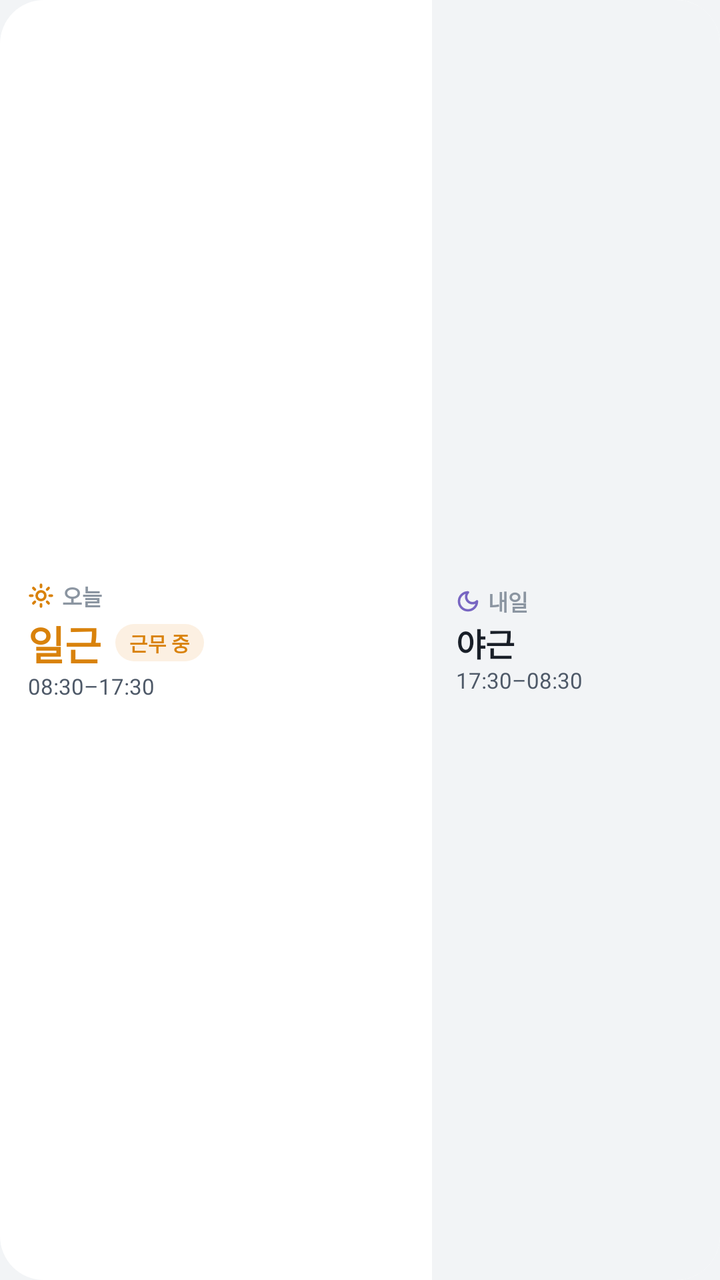
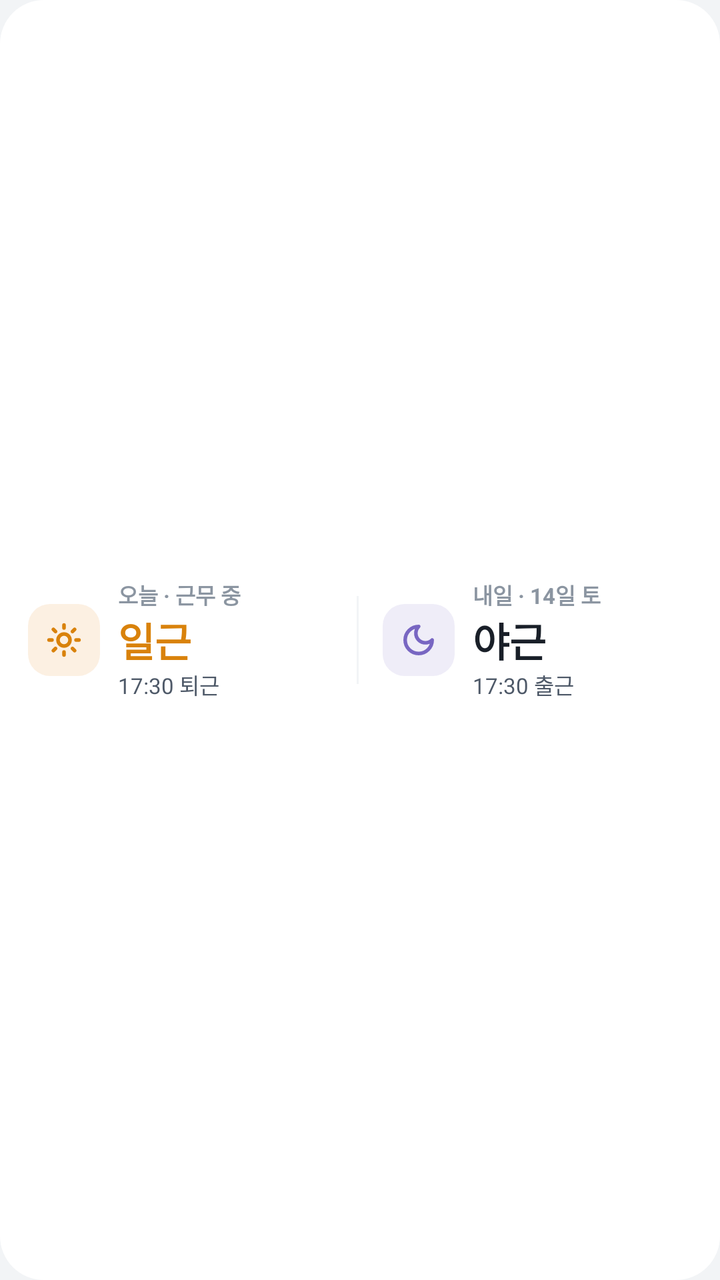

Before-and-after screenshots of an Android layout around one commit, followed by the original layout XML and the change that was made.
<!-- AndroidManifest.xml: application theme AppTheme -->
<!-- res/layout/widget_4x1.xml -->
<?xml version="1.0" encoding="utf-8"?>
<FrameLayout xmlns:android="http://schemas.android.com/apk/res/android"
    xmlns:tools="http://schemas.android.com/tools"
    tools:ignore="HardcodedText,ContentDescription"
    android:id="@+id/root"
    android:layout_width="match_parent"
    android:layout_height="match_parent"
    android:background="@drawable/widget_bg"
    android:padding="0dp">

    <TextView android:id="@+id/empty" android:layout_width="match_parent" android:layout_height="match_parent" android:gravity="center" android:text="@string/widget_empty" android:textColor="@color/w_sub" android:textSize="11sp" android:visibility="gone" />

    <LinearLayout android:id="@+id/content" android:layout_width="match_parent" android:layout_height="match_parent" android:baselineAligned="false" android:orientation="horizontal">
        <LinearLayout android:layout_width="0dp" android:layout_height="match_parent" android:layout_weight="1.5" android:gravity="center_vertical" android:orientation="vertical" android:paddingStart="14dp" android:paddingTop="6dp" android:paddingEnd="10dp" android:paddingBottom="6dp">
            <LinearLayout android:id="@+id/today_cap_row" android:layout_width="wrap_content" android:layout_height="wrap_content" android:gravity="center_vertical" android:orientation="horizontal">
                <ImageView android:id="@+id/today_ico" android:layout_width="13dp" android:layout_height="13dp" android:src="@drawable/ic_shift_day" />
                <TextView android:id="@+id/today_cap" android:layout_width="wrap_content" android:layout_height="wrap_content" android:layout_marginStart="4dp" android:text="오늘" android:includeFontPadding="false" android:maxLines="1" android:ellipsize="end" android:textSize="11sp" android:textColor="@color/w_sub" android:textStyle="bold" />
            </LinearLayout>
            <LinearLayout android:layout_width="match_parent" android:layout_height="wrap_content" android:layout_marginTop="1dp" android:gravity="center_vertical" android:orientation="horizontal">
                <TextView android:id="@+id/today_name" android:layout_width="wrap_content" android:layout_height="wrap_content" android:text="일근" android:includeFontPadding="false" android:maxLines="1" android:textSize="20sp" android:textColor="@color/s_day" android:textStyle="bold" />
                <TextView android:id="@+id/live" android:layout_width="wrap_content" android:layout_height="wrap_content" android:layout_marginStart="7dp" android:background="@drawable/widget_chip_s_day" android:includeFontPadding="false" android:maxLines="1" android:paddingStart="7dp" android:paddingTop="2dp" android:paddingEnd="7dp" android:paddingBottom="2dp" android:text="근무 중" android:textColor="@color/s_day" android:textSize="10sp" android:textStyle="bold" />
            </LinearLayout>
            <TextView android:id="@+id/today_time" android:layout_width="wrap_content" android:layout_height="wrap_content" android:layout_marginTop="1dp" android:text="08:30–17:30" android:includeFontPadding="false" android:maxLines="1" android:ellipsize="end" android:textSize="11sp" android:textColor="@color/w_body" />
        </LinearLayout>
        <LinearLayout android:layout_width="0dp" android:layout_height="match_parent" android:layout_weight="1" android:background="@drawable/widget_next_panel" android:gravity="center_vertical" android:orientation="vertical" android:paddingStart="12dp" android:paddingEnd="8dp">
            <LinearLayout android:id="@+id/next_cap_row" android:layout_width="wrap_content" android:layout_height="wrap_content" android:gravity="center_vertical" android:orientation="horizontal">
                <ImageView android:id="@+id/next_ico" android:layout_width="12dp" android:layout_height="12dp" android:src="@drawable/ic_shift_night" />
                <TextView android:id="@+id/next_cap" android:layout_width="wrap_content" android:layout_height="wrap_content" android:layout_marginStart="4dp" android:text="내일" android:includeFontPadding="false" android:maxLines="1" android:ellipsize="end" android:textSize="11sp" android:textColor="@color/w_sub" android:textStyle="bold" />
            </LinearLayout>
            <TextView android:id="@+id/next_name" android:layout_width="wrap_content" android:layout_height="wrap_content" android:layout_marginTop="1dp" android:text="야근" android:includeFontPadding="false" android:maxLines="1" android:ellipsize="end" android:textSize="16sp" android:textColor="@color/w_ink" android:textStyle="bold" />
            <TextView android:id="@+id/next_time" android:layout_width="wrap_content" android:layout_height="wrap_content" android:layout_marginTop="1dp" android:text="17:30–08:30" android:includeFontPadding="false" android:maxLines="1" android:ellipsize="end" android:textSize="11sp" android:textColor="@color/w_body" />
        </LinearLayout>
    </LinearLayout>
</FrameLayout>
<!-- resources referenced by this layout -->
<resources>
  <color name="s_day">#D9820B</color>
  <color name="w_body">#4E5968</color>
  <color name="w_ink">#191F28</color>
  <color name="w_sub">#8B95A1</color>
  <!-- drawable ic_shift_day: vector/xml drawable (drawable, 2029 chars, omitted) -->
  <!-- drawable ic_shift_night (drawable) -->
  <?xml version="1.0" encoding="utf-8"?>
  <vector xmlns:android="http://schemas.android.com/apk/res/android" android:width="24dp" android:height="24dp" android:viewportWidth="24" android:viewportHeight="24">
      <path android:pathData="M12,3a6,6 0 0,0 9,9a9,9 0 1,1 -9,-9z" android:strokeColor="@color/s_night" android:strokeWidth="2.4" android:strokeLineCap="round" android:strokeLineJoin="round" android:fillColor="#00000000" />
  </vector>
  <!-- drawable widget_bg (drawable) -->
  <?xml version="1.0" encoding="utf-8"?>
  <shape xmlns:android="http://schemas.android.com/apk/res/android" android:shape="rectangle">
      <solid android:color="@color/w_bg" />
      <corners android:radius="22dp" />
  </shape>
  <!-- drawable widget_chip_s_day (drawable) -->
  <?xml version="1.0" encoding="utf-8"?>
  <shape xmlns:android="http://schemas.android.com/apk/res/android" android:shape="rectangle">
      <solid android:color="@color/t_day" />
      <corners android:radius="999dp" />
  </shape>
  <!-- drawable widget_next_panel (drawable) -->
  <?xml version="1.0" encoding="utf-8"?>
  <shape xmlns:android="http://schemas.android.com/apk/res/android" android:shape="rectangle">
      <solid android:color="@color/w_inset" />
      <corners android:topLeftRadius="0dp" android:bottomLeftRadius="0dp" android:topRightRadius="22dp" android:bottomRightRadius="22dp" />
  </shape>
  <string name="widget_empty">앱을 한 번 열면 근무가 보여요</string>
  <style name="AppTheme" parent="android:Theme.Material.Light.NoActionBar">
          <item name="android:windowBackground">@color/page</item>
          <item name="android:statusBarColor">@color/page</item>
          <item name="android:navigationBarColor">@color/page</item>
          <item name="android:windowLightStatusBar">true</item>
      </style>
  <color name="s_night">#7866C2</color>
  <color name="w_bg">#FFFFFF</color>
  <color name="t_day">#FCF0E2</color>
  <color name="w_inset">#F2F4F6</color>
  <color name="page">#F2F4F6</color>
</resources>

<!-- the commit's change to res/layout/widget_4x1.xml (unified diff, before → after) -->
@@ -6,29 +6,30 @@
     android:layout_width="match_parent"
     android:layout_height="match_parent"
     android:background="@drawable/widget_bg"
-    android:padding="0dp">
+    android:paddingStart="14dp"
+    android:paddingTop="6dp"
+    android:paddingEnd="12dp"
+    android:paddingBottom="6dp">
 
     <TextView android:id="@+id/empty" android:layout_width="match_parent" android:layout_height="match_parent" android:gravity="center" android:text="@string/widget_empty" android:textColor="@color/w_sub" android:textSize="11sp" android:visibility="gone" />
 
     <LinearLayout android:id="@+id/content" android:layout_width="match_parent" android:layout_height="match_parent" android:baselineAligned="false" android:orientation="horizontal">
-        <LinearLayout android:layout_width="0dp" android:layout_height="match_parent" android:layout_weight="1.5" android:gravity="center_vertical" android:orientation="vertical" android:paddingStart="14dp" android:paddingTop="6dp" android:paddingEnd="10dp" android:paddingBottom="6dp">
-            <LinearLayout android:id="@+id/today_cap_row" android:layout_width="wrap_content" android:layout_height="wrap_content" android:gravity="center_vertical" android:orientation="horizontal">
-                <ImageView android:id="@+id/today_ico" android:layout_width="13dp" android:layout_height="13dp" android:src="@drawable/ic_shift_day" />
-                <TextView android:id="@+id/today_cap" android:layout_width="wrap_content" android:layout_height="wrap_content" android:layout_marginStart="4dp" android:text="오늘" android:includeFontPadding="false" android:maxLines="1" android:ellipsize="end" android:textSize="11sp" android:textColor="@color/w_sub" android:textStyle="bold" />
+        <LinearLayout android:layout_width="0dp" android:layout_height="match_parent" android:layout_weight="1" android:gravity="center_vertical" android:orientation="horizontal">
+            <ImageView android:id="@+id/today_ico" android:layout_width="36dp" android:layout_height="36dp" android:background="@drawable/widget_tile_s_day" android:padding="9dp" android:src="@drawable/ic_shift_day" />
+            <LinearLayout android:layout_width="0dp" android:layout_height="wrap_content" android:layout_weight="1" android:layout_marginStart="9dp" android:orientation="vertical">
+                <TextView android:id="@+id/today_cap" android:layout_width="wrap_content" android:layout_height="wrap_content" android:text="오늘 · 근무 중" android:includeFontPadding="false" android:maxLines="1" android:ellipsize="end" android:textSize="11sp" android:textColor="@color/w_sub" android:textStyle="bold" />
+                <TextView android:id="@+id/today_name" android:layout_width="wrap_content" android:layout_height="wrap_content" android:text="일근" android:includeFontPadding="false" android:maxLines="1" android:ellipsize="end" android:textSize="20sp" android:textColor="@color/s_day" android:textStyle="bold" />
+                <TextView android:id="@+id/today_time" android:layout_width="wrap_content" android:layout_height="wrap_content" android:text="17:30 퇴근" android:includeFontPadding="false" android:maxLines="1" android:ellipsize="end" android:textSize="11sp" android:textColor="@color/w_body" />
             </LinearLayout>
-            <LinearLayout android:layout_width="match_parent" android:layout_height="wrap_content" android:layout_marginTop="1dp" android:gravity="center_vertical" android:orientation="horizontal">
-                <TextView android:id="@+id/today_name" android:layout_width="wrap_content" android:layout_height="wrap_content" android:text="일근" android:includeFontPadding="false" android:maxLines="1" android:textSize="20sp" android:textColor="@color/s_day" android:textStyle="bold" />
-                <TextView android:id="@+id/live" android:layout_width="wrap_content" android:layout_height="wrap_content" android:layout_marginStart="7dp" android:background="@drawable/widget_chip_s_day" android:includeFontPadding="false" android:maxLines="1" android:paddingStart="7dp" android:paddingTop="2dp" android:paddingEnd="7dp" android:paddingBottom="2dp" android:text="근무 중" android:textColor="@color/s_day" android:textSize="10sp" android:textStyle="bold" />
+        </LinearLayout>
+        <ImageView android:layout_width="1dp" android:layout_height="44dp" android:layout_gravity="center_vertical" android:layout_marginStart="8dp" android:layout_marginEnd="12dp" android:background="@color/w_inset" />
+        <LinearLayout android:layout_width="0dp" android:layout_height="match_parent" android:layout_weight="1" android:gravity="center_vertical" android:orientation="horizontal">
+            <ImageView android:id="@+id/next_ico" android:layout_width="36dp" android:layout_height="36dp" android:background="@drawable/widget_tile_s_night" android:padding="9dp" android:src="@drawable/ic_shift_night" />
+            <LinearLayout android:layout_width="0dp" android:layout_height="wrap_content" android:layout_weight="1" android:layout_marginStart="9dp" android:orientation="vertical">
+                <TextView android:id="@+id/next_cap" android:layout_width="wrap_content" android:layout_height="wrap_content" android:text="내일 · 14일 토" android:includeFontPadding="false" android:maxLines="1" android:ellipsize="end" android:textSize="11sp" android:textColor="@color/w_sub" android:textStyle="bold" />
+                <TextView android:id="@+id/next_name" android:layout_width="wrap_content" android:layout_height="wrap_content" android:text="야근" android:includeFontPadding="false" android:maxLines="1" android:ellipsize="end" android:textSize="20sp" android:textColor="@color/w_ink" android:textStyle="bold" />
+                <TextView android:id="@+id/next_time" android:layout_width="wrap_content" android:layout_height="wrap_content" android:text="17:30 출근" android:includeFontPadding="false" android:maxLines="1" android:ellipsize="end" android:textSize="11sp" android:textColor="@color/w_body" />
             </LinearLayout>
-            <TextView android:id="@+id/today_time" android:layout_width="wrap_content" android:layout_height="wrap_content" android:layout_marginTop="1dp" android:text="08:30–17:30" android:includeFontPadding="false" android:maxLines="1" android:ellipsize="end" android:textSize="11sp" android:textColor="@color/w_body" />
-        </LinearLayout>
-        <LinearLayout android:layout_width="0dp" android:layout_height="match_parent" android:layout_weight="1" android:background="@drawable/widget_next_panel" android:gravity="center_vertical" android:orientation="vertical" android:paddingStart="12dp" android:paddingEnd="8dp">
-            <LinearLayout android:id="@+id/next_cap_row" android:layout_width="wrap_content" android:layout_height="wrap_content" android:gravity="center_vertical" android:orientation="horizontal">
-                <ImageView android:id="@+id/next_ico" android:layout_width="12dp" android:layout_height="12dp" android:src="@drawable/ic_shift_night" />
-                <TextView android:id="@+id/next_cap" android:layout_width="wrap_content" android:layout_height="wrap_content" android:layout_marginStart="4dp" android:text="내일" android:includeFontPadding="false" android:maxLines="1" android:ellipsize="end" android:textSize="11sp" android:textColor="@color/w_sub" android:textStyle="bold" />
-            </LinearLayout>
-            <TextView android:id="@+id/next_name" android:layout_width="wrap_content" android:layout_height="wrap_content" android:layout_marginTop="1dp" android:text="야근" android:includeFontPadding="false" android:maxLines="1" android:ellipsize="end" android:textSize="16sp" android:textColor="@color/w_ink" android:textStyle="bold" />
-            <TextView android:id="@+id/next_time" android:layout_width="wrap_content" android:layout_height="wrap_content" android:layout_marginTop="1dp" android:text="17:30–08:30" android:includeFontPadding="false" android:maxLines="1" android:ellipsize="end" android:textSize="11sp" android:textColor="@color/w_body" />
         </LinearLayout>
     </LinearLayout>
 </FrameLayout>
<!-- resource entries referenced after the edit -->
@@ -16,17 +16,17 @@
       <solid android:color="@color/w_bg" />
       <corners android:radius="22dp" />
   </shape>
-  <!-- drawable widget_chip_s_day (drawable) -->
+  <!-- drawable widget_tile_s_day (drawable) -->
   <?xml version="1.0" encoding="utf-8"?>
   <shape xmlns:android="http://schemas.android.com/apk/res/android" android:shape="rectangle">
       <solid android:color="@color/t_day" />
-      <corners android:radius="999dp" />
+      <corners android:radius="11dp" />
   </shape>
-  <!-- drawable widget_next_panel (drawable) -->
+  <!-- drawable widget_tile_s_night (drawable) -->
   <?xml version="1.0" encoding="utf-8"?>
   <shape xmlns:android="http://schemas.android.com/apk/res/android" android:shape="rectangle">
-      <solid android:color="@color/w_inset" />
-      <corners android:topLeftRadius="0dp" android:bottomLeftRadius="0dp" android:topRightRadius="22dp" android:bottomRightRadius="22dp" />
+      <solid android:color="@color/t_night" />
+      <corners android:radius="11dp" />
   </shape>
   <string name="widget_empty">앱을 한 번 열면 근무가 보여요</string>
   <style name="AppTheme" parent="android:Theme.Material.Light.NoActionBar">
@@ -38,6 +38,7 @@
   <color name="s_night">#7866C2</color>
   <color name="w_bg">#FFFFFF</color>
   <color name="t_day">#FCF0E2</color>
+  <color name="t_night">#EFEDF8</color>
   <color name="w_inset">#F2F4F6</color>
   <color name="page">#F2F4F6</color>
 </resources>
